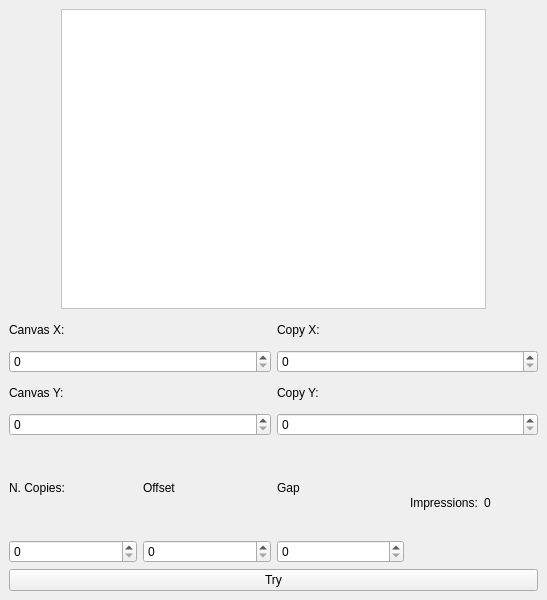
This is mainwindow.ui in ikerBorr/CanvasPyQT as Qt 5 draws it before an edit. The edited form follows.
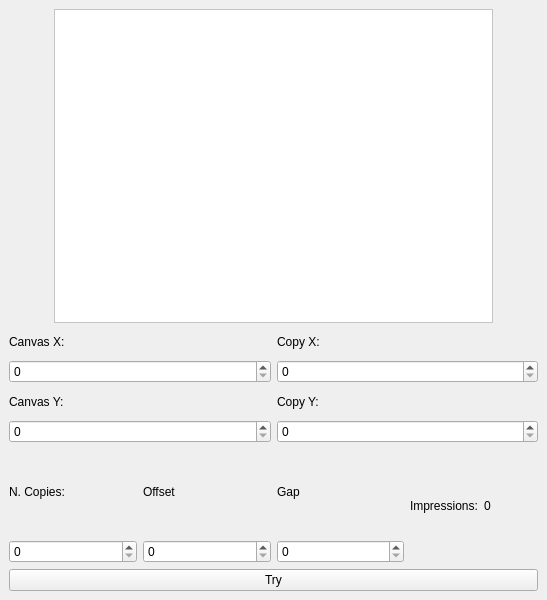
This is the edited form.

What changed in the file:
```diff
--- a/mainwindow.ui
+++ b/mainwindow.ui
@@ -21,8 +21,8 @@
        <widget class="QGraphicsView" name="GVCanvas">
         <property name="maximumSize">
          <size>
-          <width>425</width>
-          <height>300</height>
+          <width>439</width>
+          <height>314</height>
          </size>
         </property>
         <property name="styleSheet">
```
